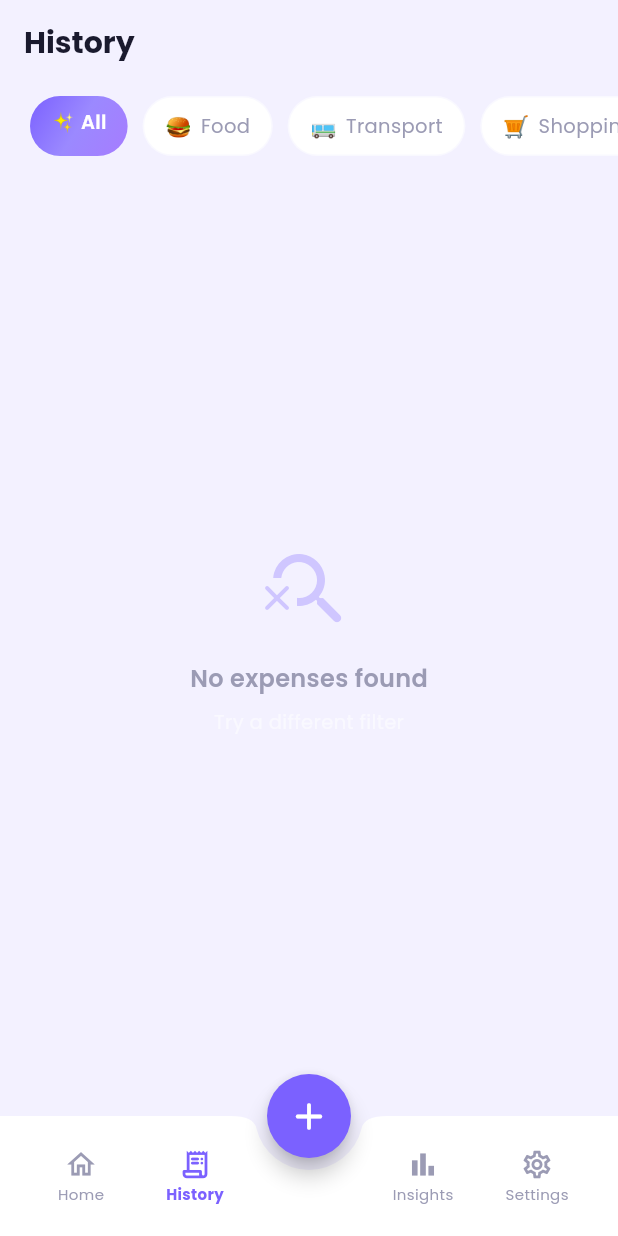
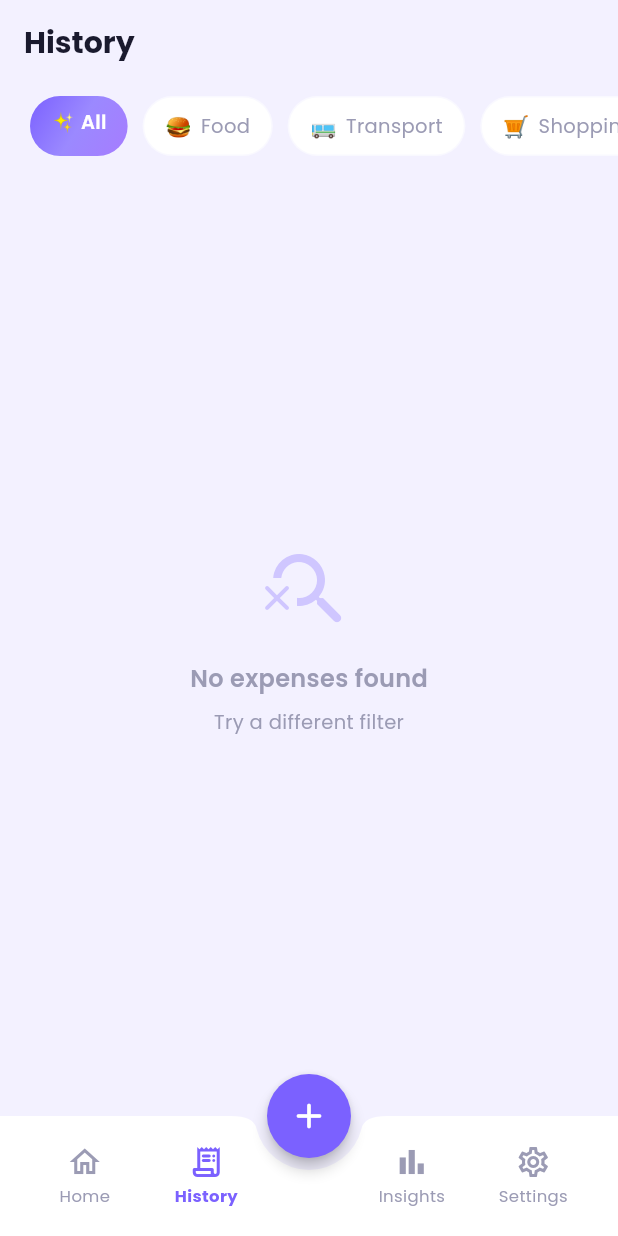
Before and after one commit to Sanish777/Expense-Tracker, a Flutter app: the screen it shows after launch, scrolled down 35 dp, after a tap on "History", on a phone screen of 412 x 824 dp. Run offline on Flutter 3.47's test engine with Material 3 defaults, Android fonts, the phone set to English and light mode, and no system bars; drawn by our look-alikes of flutter_animate; our stand-ins replace fl_chart, flutter_local_notifications, google_fonts, hive, hive_flutter; accounts and stored records are empty.

Commit message:
feat: add ios file

```diff
--- /dev/null
+++ b/build_output_v2.txt
@@ -0,0 +1,3 @@
+Warning: Building for device with codesigning disabled. You will have to manually codesign before deploying to device.
+Building com.example.spendwiseAi for device (ios)...
+Running Xcode build...
--- a/lib/main.dart
+++ b/lib/main.dart
@@ -3,14 +3,15 @@ import 'package:provider/provider.dart';
 import 'services/hive_service.dart';
 import 'providers/expense_provider.dart';
 import 'providers/budget_provider.dart';
+import 'providers/theme_provider.dart';
 import 'services/notification_service.dart';
 import 'theme/app_theme.dart';
 import 'screens/dashboard_screen.dart';
 import 'screens/add_expense_screen.dart';
 import 'screens/history_screen.dart';
-import 'screens/insights_screen.dart';
 import 'screens/settings_screen.dart';
 import 'package:flutter_animate/flutter_animate.dart';
+import 'app.dart';
 
 void main() async {
   WidgetsFlutterBinding.ensureInitialized();
@@ -31,159 +32,13 @@ void main() async {
           create: (ctx) => BudgetProvider(ctx.read<HiveService>()),
           update: (_, hive, prev) => prev ?? BudgetProvider(hive),
         ),
+        ChangeNotifierProvider(
+          create: (ctx) => ThemeProvider(ctx.read<HiveService>()),
+        ),
       ],
       child: const SpendWiseApp(),
     ),
   );
 }
 
-// ─────────────────────────────────────────────────────────────────────────────
-
-class SpendWiseApp extends StatelessWidget {
-  const SpendWiseApp({super.key});
-
-  @override
-  Widget build(BuildContext context) {
-    return MaterialApp(
-      title: 'SpendWise AI',
-      debugShowCheckedModeBanner: false,
-      theme: AppTheme.light,
-      darkTheme: AppTheme.dark,
-      themeMode: ThemeMode.light,
-      home: const MainShell(),
-    );
-  }
-}
-
-// ── Bottom-nav shell ──────────────────────────────────────────────────────────
-
-class MainShell extends StatefulWidget {
-  const MainShell({super.key});
-
-  @override
-  State<MainShell> createState() => _MainShellState();
-}
-
-class _MainShellState extends State<MainShell> {
-  int _currentIndex = 0;
-
-  static const List<Widget> _screens = [
-    DashboardScreen(),
-    HistoryScreen(),
-    AddExpenseScreen(),
-    InsightsScreen(),
-    SettingsScreen(),
-  ];
-
-  @override
-  Widget build(BuildContext context) {
-    return Scaffold(
-      body: IndexedStack(index: _currentIndex, children: _screens),
-
-      // ── Centre FAB ──────────────────────────────────────────────────────
-      floatingActionButton: FloatingActionButton(
-        onPressed: () => setState(() => _currentIndex = 2),
-        elevation: 6,
-        child: AnimatedRotation(
-          turns: _currentIndex == 2 ? 0.125 : 0,
-          duration: const Duration(milliseconds: 200),
-          child: const Icon(Icons.add_rounded, size: 30),
-        ),
-      ).animate(target: _currentIndex == 2 ? 1.0 : 0.0)
-          .scaleXY(begin: 1.0, end: 0.92, duration: 150.ms),
-      floatingActionButtonLocation: FloatingActionButtonLocation.centerDocked,
-
-      // ── Bottom nav ──────────────────────────────────────────────────────
-      bottomNavigationBar: _BottomNav(
-        currentIndex: _currentIndex,
-        onTap: (i) {
-          // Tapping center slot goes to Add screen
-          setState(() => _currentIndex = i);
-        },
-      ),
-    );
-  }
-}
-
-class _BottomNav extends StatelessWidget {
-  final int currentIndex;
-  final ValueChanged<int> onTap;
-  const _BottomNav({required this.currentIndex, required this.onTap});
-
-  @override
-  Widget build(BuildContext context) {
-    return BottomAppBar(
-      shape: const CircularNotchedRectangle(),
-      notchMargin: 8,
-      elevation: 16,
-      color: Theme.of(context).brightness == Brightness.dark
-          ? AppTheme.cardDark
-          : Colors.white,
-      child: SizedBox(
-        height: 60,
-        child: Row(
-          children: [
-            _Item(icon: Icons.home_outlined, activeIcon: Icons.home_rounded,
-                label: 'Home', index: 0, current: currentIndex, onTap: onTap),
-            _Item(icon: Icons.receipt_long_outlined,
-                activeIcon: Icons.receipt_long_rounded,
-                label: 'History', index: 1, current: currentIndex, onTap: onTap),
-            const Expanded(child: SizedBox()), // notch gap
-            _Item(icon: Icons.bar_chart_outlined,
-                activeIcon: Icons.bar_chart_rounded,
-                label: 'Insights', index: 3, current: currentIndex, onTap: onTap),
-            _Item(icon: Icons.settings_outlined,
-                activeIcon: Icons.settings_rounded,
-                label: 'Settings', index: 4, current: currentIndex, onTap: onTap),
-          ],
-        ),
-      ),
-    );
-  }
-}
-
-class _Item extends StatelessWidget {
-  final IconData icon, activeIcon;
-  final String label;
-  final int index, current;
-  final ValueChanged<int> onTap;
-
-  const _Item({
-    required this.icon, required this.activeIcon, required this.label,
-    required this.index, required this.current, required this.onTap,
-  });
-
-  @override
-  Widget build(BuildContext context) {
-    final selected = index == current;
-    return Expanded(
-      child: InkWell(
-        onTap: () => onTap(index),
-        borderRadius: BorderRadius.circular(12),
-        child: Column(
-          mainAxisAlignment: MainAxisAlignment.center,
-          children: [
-            AnimatedSwitcher(
-              duration: const Duration(milliseconds: 200),
-              child: Icon(
-                selected ? activeIcon : icon,
-                key: ValueKey(selected),
-                color: selected ? AppTheme.primary : AppTheme.textMuted,
-                size: 22,
-              ),
-            ),
-            const SizedBox(height: 2),
-            Text(
-              label,
-              style: TextStyle(
-                fontSize: 10,
-                fontWeight: selected ? FontWeight.w700 : FontWeight.w400,
-                color: selected ? AppTheme.primary : AppTheme.textMuted,
-              ),
-            ),
-          ],
-        ),
-      ),
-    );
-  }
-}
+// SpendWiseApp is now imported from app.dart
--- /dev/null
+++ b/lib/providers/theme_provider.dart
@@ -0,0 +1,45 @@
+import 'package:flutter/material.dart';
+import '../services/hive_service.dart';
+
+class ThemeProvider with ChangeNotifier {
+  final HiveService _hiveService;
+  ThemeMode _themeMode = ThemeMode.system;
+
+  ThemeProvider(this._hiveService) {
+    _loadThemeMode();
+  }
+
+  ThemeMode get themeMode => _themeMode;
+
+  void _loadThemeMode() {
+    final mode = _hiveService.getThemeMode();
+    switch (mode) {
+      case 'light':
+        _themeMode = ThemeMode.light;
+        break;
+      case 'dark':
+        _themeMode = ThemeMode.dark;
+        break;
+      default:
+        _themeMode = ThemeMode.system;
+    }
+  }
+
+  Future<void> setThemeMode(ThemeMode mode) async {
+    _themeMode = mode;
+    notifyListeners();
+
+    String modeString;
+    switch (mode) {
+      case ThemeMode.light:
+        modeString = 'light';
+        break;
+      case ThemeMode.dark:
+        modeString = 'dark';
+        break;
+      default:
+        modeString = 'system';
+    }
+    await _hiveService.saveThemeMode(modeString);
+  }
+}
--- a/lib/screens/dashboard_screen.dart
+++ b/lib/screens/dashboard_screen.dart
@@ -210,10 +210,10 @@ class DashboardScreen extends StatelessWidget {
                           Expanded(
                             child: Text(
                               "Let's check your Financial Insight – overspending on $overCat!",
-                              style: const TextStyle(
+                              style: TextStyle(
                                   fontSize: 13,
                                   fontWeight: FontWeight.w500,
-                                  color: AppTheme.textDark),
+                                  color: Theme.of(context).textTheme.bodyLarge?.color),
                             ),
                           ),
                           const Icon(Icons.chevron_right_rounded,
@@ -364,9 +364,9 @@ class _TopCategoryRow extends StatelessWidget {
                       color: AppTheme.textMuted,
                       fontWeight: FontWeight.w500)),
               Text(cat.label,
-                  style: const TextStyle(
+                  style: TextStyle(
                       fontSize: 14, fontWeight: FontWeight.w700,
-                      color: AppTheme.textDark)),
+                      color: Theme.of(context).textTheme.bodyLarge?.color)),
             ],
           ),
           const Spacer(),
@@ -438,10 +438,10 @@ class _TransactionTile extends StatelessWidget {
                 crossAxisAlignment: CrossAxisAlignment.start,
                 children: [
                   Text(cat.label,
-                      style: const TextStyle(
+                      style: TextStyle(
                           fontWeight: FontWeight.w600,
                           fontSize: 14,
-                          color: AppTheme.textDark)),
+                          color: Theme.of(context).textTheme.bodyLarge?.color)),
                   const SizedBox(height: 2),
                   Text(
                     expense.note?.isNotEmpty == true
@@ -492,7 +492,7 @@ class _EmptyState extends StatelessWidget {
               style: TextStyle(
                   fontSize: 16,
                   fontWeight: FontWeight.w700,
-                  color: AppTheme.textDark)),
+                  color: AppTheme.primary)),
           const SizedBox(height: 8),
           const Text(
             'Tap the + button to add\nyour first expense',
--- a/lib/screens/history_screen.dart
+++ b/lib/screens/history_screen.dart
@@ -87,10 +87,10 @@ class HistoryScreen extends StatelessWidget {
                                 fontSize: 16,
                                 fontWeight: FontWeight.w600)),
                         const SizedBox(height: 8),
-                        const Text(
+                        Text(
                           'Try a different filter',
                           style: TextStyle(
-                              color: Colors.white54, fontSize: 13),
+                              color: Theme.of(context).textTheme.bodyMedium?.color, fontSize: 13),
                         ),
                       ],
                     ),
--- a/lib/screens/insights_screen.dart
+++ b/lib/screens/insights_screen.dart
@@ -139,8 +139,8 @@ class InsightsScreen extends StatelessWidget {
                                   fontSize: 14)),
                           Text(
                             '${h['days']} days this month · Rs. ${(h['total'] as double).toStringAsFixed(0)} total',
-                            style: const TextStyle(
-                                fontSize: 12, color: Colors.white54),
+                            style: TextStyle(
+                                fontSize: 12, color: Theme.of(context).textTheme.bodyMedium?.color),
                           ),
                         ],
                       ),
--- a/lib/screens/settings_screen.dart
+++ b/lib/screens/settings_screen.dart
@@ -3,6 +3,7 @@ import 'package:provider/provider.dart';
 import 'package:flutter_animate/flutter_animate.dart';
 import '../providers/budget_provider.dart';
 import '../providers/expense_provider.dart';
+import '../providers/theme_provider.dart';
 import '../theme/app_theme.dart';
 
 class SettingsScreen extends StatefulWidget {
@@ -15,7 +16,6 @@ class SettingsScreen extends StatefulWidget {
 class _SettingsScreenState extends State<SettingsScreen> {
   final _monthlyController = TextEditingController();
   final _dailyController = TextEditingController();
-  bool _darkMode = false;
 
   @override
   void initState() {
@@ -214,28 +214,36 @@ class _SettingsScreenState extends State<SettingsScreen> {
                     offset: const Offset(0, 2)),
               ],
             ),
-            child: SwitchListTile(
+            child: Consumer<ThemeProvider>(
+              builder: (context, themeProvider, _) {
+                final isDark = Theme.of(context).brightness == Brightness.dark;
+                return SwitchListTile(
                   contentPadding: EdgeInsets.zero,
                   secondary: Container(
                     width: 40,
                     height: 40,
                     decoration: BoxDecoration(
-                  color: AppTheme.textDark.withOpacity(0.08),
+                      color: AppTheme.primary.withOpacity(0.1),
                       borderRadius: BorderRadius.circular(10),
                     ),
-                child: const Icon(Icons.dark_mode_rounded,
-                    color: AppTheme.textDark, size: 20),
+                    child: Icon(
+                        isDark ? Icons.dark_mode_rounded : Icons.light_mode_rounded,
+                        color: AppTheme.primary, size: 20),
                   ),
-              title: const Text('Dark Mode',
+                  title: Text('Dark Mode',
                       style: TextStyle(
                           fontWeight: FontWeight.w600, fontSize: 14,
-                      color: AppTheme.textDark)),
-              subtitle: const Text('Toggle dark/light theme',
+                          color: Theme.of(context).textTheme.bodyLarge?.color)),
+                  subtitle: Text('Toggle dark/light theme',
                       style:
                           TextStyle(fontSize: 12, color: AppTheme.textMuted)),
-              value: _darkMode,
+                  value: isDark,
                   activeColor: AppTheme.primary,
-              onChanged: (v) => setState(() => _darkMode = v),
+                  onChanged: (v) {
+                    themeProvider.setThemeMode(v ? ThemeMode.dark : ThemeMode.light);
+                  },
+                );
+              },
             ),
           ).animate().fadeIn(delay: 250.ms),
 
@@ -266,11 +274,11 @@ class _SettingsScreenState extends State<SettingsScreen> {
                 child: const Icon(Icons.notifications_active_outlined,
                     color: AppTheme.primary, size: 20),
               ),
-              title: const Text('Test Weekly Summary',
+              title: Text('Test Weekly Summary',
                   style: TextStyle(
                       fontWeight: FontWeight.w600,
                       fontSize: 14,
-                      color: AppTheme.textDark)),
+                      color: Theme.of(context).textTheme.bodyLarge?.color)),
               subtitle: const Text('Show a notification with your weekly spend',
                   style: TextStyle(fontSize: 12, color: AppTheme.textMuted)),
               trailing: const Icon(Icons.chevron_right_rounded,
@@ -394,9 +402,9 @@ class _SettingsCard extends StatelessWidget {
               ),
               const SizedBox(width: 10),
               Text(title,
-                  style: const TextStyle(
+                  style: TextStyle(
                       fontWeight: FontWeight.w600, fontSize: 14,
-                      color: AppTheme.textDark)),
+                      color: Theme.of(context).textTheme.bodyLarge?.color)),
             ],
           ),
           const SizedBox(height: 12),
--- a/lib/services/hive_service.dart
+++ b/lib/services/hive_service.dart
@@ -5,6 +5,7 @@ import '../models/budget.dart';
 class HiveService {
   static const String _expenseBoxName = 'expenses';
   static const String _budgetBoxName = 'budgets';
+  static const String _settingsBoxName = 'settings';
 
   Future<void> init() async {
     await Hive.initFlutter();
@@ -12,6 +13,17 @@ class HiveService {
     Hive.registerAdapter(BudgetAdapter());
     await Hive.openBox<Expense>(_expenseBoxName);
     await Hive.openBox<Budget>(_budgetBoxName);
+    await Hive.openBox(_settingsBoxName);
+  }
+
+  Box get _settingsBox => Hive.box(_settingsBoxName);
+
+  Future<void> saveThemeMode(String mode) async {
+    await _settingsBox.put('themeMode', mode);
+  }
+
+  String getThemeMode() {
+    return _settingsBox.get('themeMode', defaultValue: 'system');
   }
 
   // ── Expense CRUD ──────────────────────────────────────────────────────────
--- a/pubspec.yaml
+++ b/pubspec.yaml
@@ -33,5 +33,3 @@ flutter:
 
   assets:
     - assets/images/
-  assets:
-    - assets/images/
```
Also changed, not shown: analysis_options.yaml (added, +28 -0 lines), build_output.txt (added, +111 -0 lines), lib/app.dart (+4 -12 lines), lib/providers/expense_provider.dart (+4 -4 lines), pubspec.lock (added), 105 other files. Lines whose indentation alone changed are shown as unchanged.
